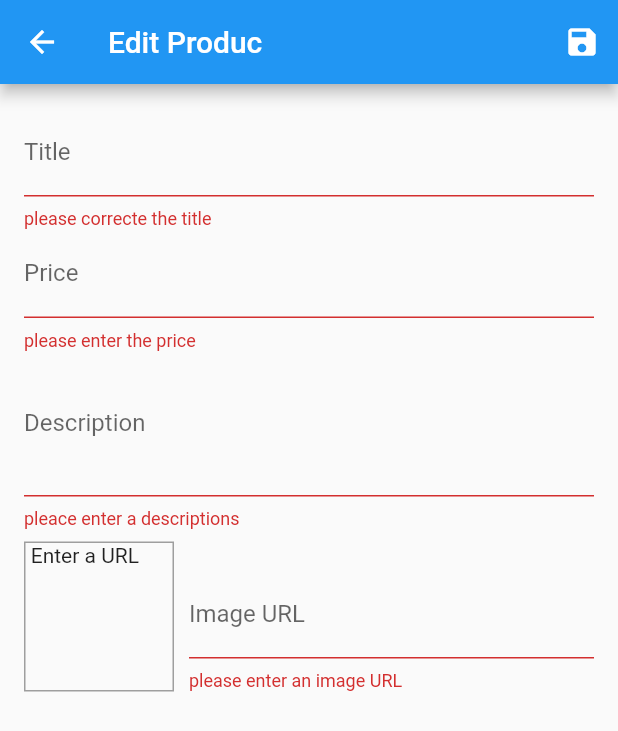
After one commit to zalizongo/test, a Flutter app: the Formulaire screen opened by its route, after a tap on the "save" icon, on a phone screen of 412 x 824 dp. The commit adds this screen. Shown: the top 731 px of the screen. Run offline on Flutter 3.47's test engine with Material 2 defaults, Android fonts, the phone set to English and light mode, and no system bars.

Commit message:
first commit

```diff
--- a/shopfurniture/lib/main.dart
+++ b/shopfurniture/lib/main.dart
@@ -7,6 +7,7 @@ import 'package:shopfurniture/provider/produits.dart';
 import 'package:shopfurniture/provider/provider.dart';
 import 'package:shopfurniture/screen/catscrre.dart';
 import 'package:shopfurniture/screen/editscreen.dart';
+import 'package:shopfurniture/screen/formulaire.dart';
 import 'package:shopfurniture/screen/oderscrre.dart';
 import 'package:shopfurniture/screen/screen.dart';
 import 'package:provider/provider.dart';
@@ -45,6 +46,7 @@ class MyApp extends StatelessWidget {
            OrderScreen.routName:(ctx)=>const OrderScreen (),
            UQserProductScrenn.routeName:(ctx)=>const UQserProductScrenn (),
            EditProductScreen.routeName:(ctx)=> const EditProductScreen(),
+           Formulaire.routeName:(ctx)=> const Formulaire(),
 
         },
         debugShowCheckedModeBanner: false
--- a/shopfurniture/lib/provider/produits.dart
+++ b/shopfurniture/lib/provider/produits.dart
@@ -50,7 +50,7 @@ class ProduitsProvider with ChangeNotifier {
       ),
   ];
    List<Product> get items => [..._items ];
-  void addproduit(Product product){
+  void addProduit(Product product){
     final newproduit = Product(
       title: product.title,
       descriptions: product.descriptions,
--- a/shopfurniture/lib/screen/editscreen.dart
+++ b/shopfurniture/lib/screen/editscreen.dart
@@ -11,7 +11,6 @@ class EditProductScreen extends StatefulWidget {
   @override
   _EditProductScreenState createState() => _EditProductScreenState();
 }
-
 class _EditProductScreenState extends State<EditProductScreen> {
   final _priceFocunode = FocusNode();
   final _descriptionFocunode = FocusNode();
@@ -61,7 +60,7 @@ class _EditProductScreenState extends State<EditProductScreen> {
    }
     _form.currentState!.save();
    // Provider.of(context)<ProduitsProvider>(context,listen:false).;
-   Provider.of<ProduitsProvider>(context,listen: false).addproduit( _editdProduct);
+   //Provider.of<ProduitsProvider>(context,listen: false).addproduit( _editdProduct);
    Navigator.of(context).pop();
   }
   @override
--- /dev/null
+++ b/shopfurniture/lib/screen/formulaire.dart
@@ -0,0 +1,223 @@
+import 'package:flutter/material.dart';
+import 'package:provider/provider.dart';
+import 'package:shopfurniture/provider/produit.dart';
+import 'package:shopfurniture/provider/produits.dart';
+class Formulaire extends StatefulWidget {
+  const Formulaire({ Key? key }) : super(key: key);
+  static const routeName = '/form_edit';
+
+  @override
+  _FormulaireState createState() => _FormulaireState();
+}
+
+class _FormulaireState extends State<Formulaire> {
+  final _priceFocusNode = FocusNode();
+  final _descriptionFocusNode = FocusNode();
+  final _avatarController = TextEditingController();
+  final _avatarFocusNode = FocusNode();
+  final _form = GlobalKey<FormState >();
+  var editProdut = Product(
+    id: 'null',
+    title: '',
+   price: 0,
+   descriptions: '',
+   avatar: '',
+
+  );
+  @override
+  void dispose() {
+   _priceFocusNode.dispose();
+   _descriptionFocusNode.dispose();
+   _avatarController.dispose();
+   _avatarFocusNode.removeListener(_uptadeavatar);
+    super.dispose();
+  }
+  void _uptadeavatar(){
+    if (!_avatarFocusNode.hasFocus) {
+      if ((_avatarController.text.isEmpty || !_avatarController.text.startsWith('http') &&
+      !_avatarController.text.startsWith('https')) ||
+      (!_avatarController.text.endsWith('.png') &&
+      !_avatarController.text.endsWith('.png') &&
+      !_avatarController.text.endsWith('.jpeg'))
+      ) {
+        return ;
+      }
+      setState(() {
+
+      });
+    }
+  }
+  void _saveForm(){
+    final isValid =_form.currentState!.validate();
+    if (!isValid) {
+      return;
+    }
+    _form.currentState!.save();
+    Provider.of<ProduitsProvider>(context,listen: false).addProduit(editProdut);
+    Navigator.of(context).pop();
+
+  }
+  @override
+  void initState() {
+    _avatarFocusNode.addListener(_uptadeavatar);
+    super.initState();
+  }
+  @override
+  Widget build(BuildContext context) {
+    return  Scaffold(
+      appBar: AppBar(
+        title: const Text('Edit Produc'),
+        actions: [
+          IconButton(onPressed: _saveForm, icon: const Icon(Icons.save))
+        ],
+      ),
+      body:Padding(
+        padding: const EdgeInsets.all(16.0),
+        child: Form(
+          key: _form,
+          child: ListView(
+          children: [
+            TextFormField(
+              decoration: const InputDecoration(
+                labelText: 'Title',
+              ),
+              textInputAction: TextInputAction.next,
+              onFieldSubmitted: (_){
+                FocusScope.of(context).requestFocus(_priceFocusNode);
+              },
+              validator: (value){
+             if (value!.isEmpty) {
+               return 'please correcte the title';
+             }
+             return null;
+              },
+              onSaved: (value){
+                  editProdut = Product(
+                    title: value.toString(),
+                    price: editProdut.price,
+                    descriptions: editProdut.descriptions,
+                    avatar: editProdut.avatar,
+                    id: null.toString() ,
+                  );
+              },
+            ),
+            TextFormField(
+              decoration: const InputDecoration(
+                labelText: 'Price',
+              ),
+              textInputAction: TextInputAction.next,
+              keyboardType: TextInputType.number,
+              focusNode:_priceFocusNode ,
+              onFieldSubmitted: (_){
+                FocusScope.of(context).requestFocus(_descriptionFocusNode);
+              },
+              validator: (value){
+                if (value!.isEmpty) {
+                  return 'please enter the price';
+                }
+                if (double.tryParse(value) == null) {
+                  return 'please enter a valide number';
+                }
+                if (double.parse(value)<= 0) {
+                  return 'please enter a number greater than zero';
+                }
+                return null;
+              },
+              onSaved: (value){
+                 editProdut = Product(
+                    title: editProdut.title,
+                    price: double.parse(value!),
+                    descriptions: editProdut.descriptions,
+                    avatar: editProdut.avatar,
+                    id: null.toString() ,
+                  );
+              },
+
+            ),
+             TextFormField(
+              decoration: const InputDecoration(
+                labelText: 'Description',
+              ),
+              maxLines: 3,
+              keyboardType: TextInputType.multiline,
+              textInputAction: TextInputAction.next,
+              focusNode:_descriptionFocusNode ,
+              validator: (value){
+                if (value! .isEmpty) {
+                  return 'pleace enter a descriptions';
+                }
+                if (value.length < 10) {
+                  return 'should be at last 10 characters long.';
+                }
+                return null;
+              },
+              onSaved: (value){
+                 editProdut = Product(
+                    title: editProdut.title,
+                    price: editProdut.price,
+                    descriptions: value.toString(),
+                    avatar: editProdut.avatar,
+                    id: null.toString() ,
+                  );
+              },
+            ),
+            Row(
+              crossAxisAlignment: CrossAxisAlignment.end,
+              children: <Widget>[
+                Container(
+                  height: 100,
+                  width: 100,
+                  margin: const EdgeInsets.only(top: 8,right: 10),
+                  decoration: BoxDecoration(
+                    border: Border.all(
+                      width: 1,
+                      color: Colors.grey
+                    )
+                  ),
+                  child: _avatarController .text.isEmpty ?  const Text(' Enter a URL')
+                  : FittedBox(child: Image.network(_avatarController.text),fit: BoxFit.cover,)
+                ),
+                Expanded(
+                  child: TextFormField(
+                    decoration: const InputDecoration(
+                      labelText: 'Image URL'
+                    ),
+                    keyboardType:TextInputType.url,
+                    textInputAction: TextInputAction.done,
+                    controller:_avatarController ,
+                    focusNode: _avatarFocusNode,
+                   onFieldSubmitted: (_){
+                     _saveForm();
+                   },
+                   validator: (value){
+                     if (value!.isEmpty) {
+                       return 'please enter an image URL';
+                     }
+                     if (!value.startsWith('http') && !value.startsWith('https')) {
+                       return 'please enter a valid URL' ;
+                     }
+                     if (!value.endsWith('.png')&& !value.endsWith('.jpg')&& !value.endsWith('.jpeg')) {
+                       return 'please enter a valid iamge URL.';
+
+                     }
+                     return null;
+                   },
+                   onSaved: (value){
+                      editProdut = Product(
+                    title: editProdut.title,
+                    price: editProdut.price,
+                    descriptions: editProdut.descriptions,
+                    avatar: value.toString(),
+                    id: null.toString() ,
+                  );
+                   },
+                  ),
+                )
+              ],
+            )
+          ],
+        )),
+        )
+    );
+  }
+}
--- a/shopfurniture/lib/screen/userproduct.dart
+++ b/shopfurniture/lib/screen/userproduct.dart
@@ -3,6 +3,7 @@ import 'package:flutter/material.dart';
 import 'package:provider/provider.dart';
 import 'package:shopfurniture/provider/produits.dart';
 import 'package:shopfurniture/screen/editscreen.dart';
+import 'package:shopfurniture/screen/formulaire.dart';
 import 'package:shopfurniture/widgets/appdrawer.dart';
 import 'package:shopfurniture/widgets/userproduit.dart';
 class UQserProductScrenn extends StatelessWidget {
@@ -17,7 +18,7 @@ class UQserProductScrenn extends StatelessWidget {
         title: const Text('les produits'),
         actions: [
           IconButton(onPressed: (){
-            Navigator.of(context).pushNamed(EditProductScreen.routeName);
+            Navigator.of(context).pushNamed(Formulaire.routeName);
           }, icon: (const Icon(Icons.add)))
         ],
       ),
```
